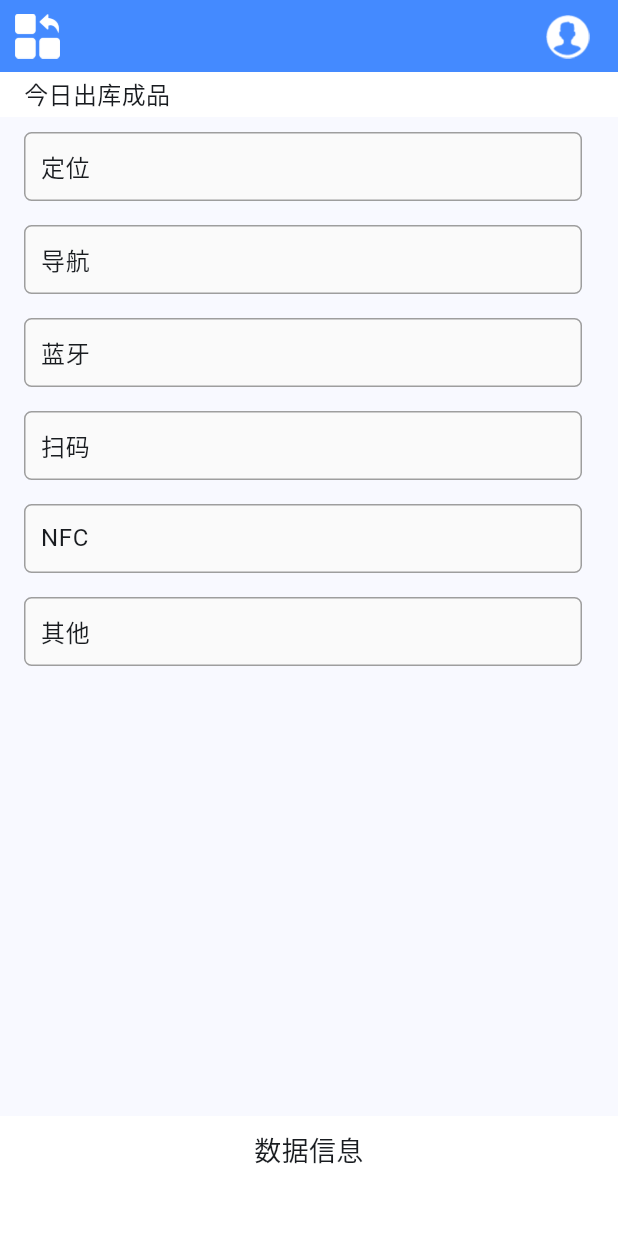
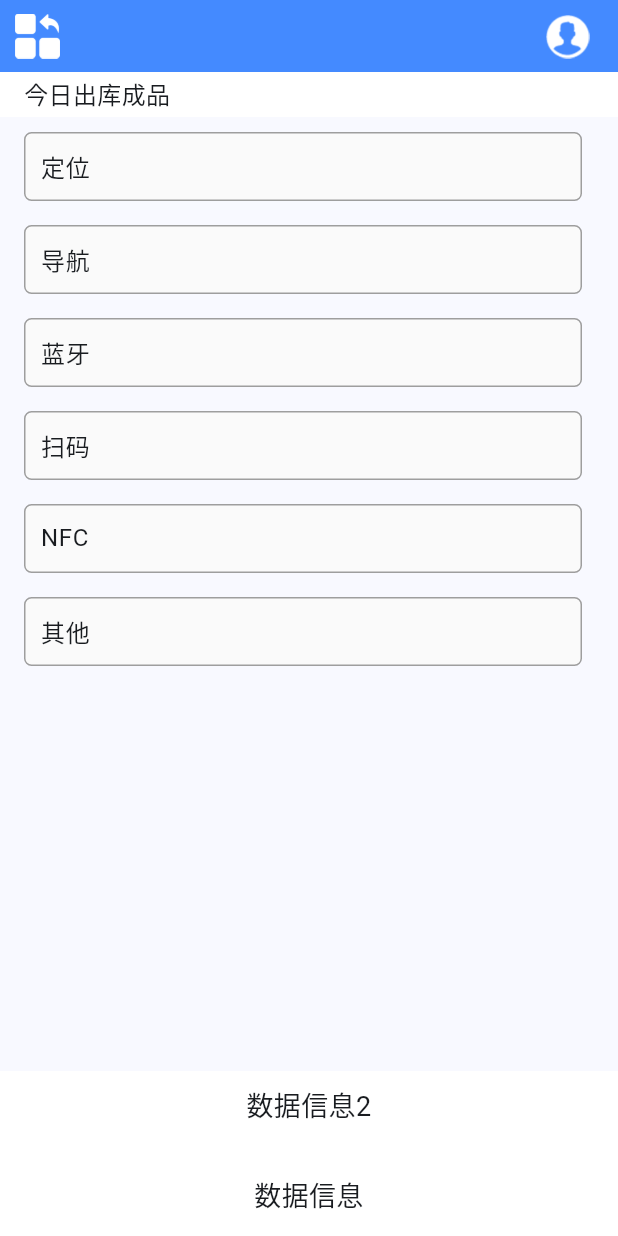
Before and after one commit to ChenchaoDemo/flutterapp, a Flutter app: the OtherTypePage screen opened directly with empty values, on a phone screen of 412 x 824 dp. Run offline on Flutter 3.47's test engine with Material 3 defaults, Android fonts, the phone set to English and light mode, and no system bars; drawn by our look-alikes of carousel_slider; our stand-ins replace dio, flutter_blue_plus, flutter_screenutil, fluttertoast, get, hive and 2 more; missing offline and left inert: encrypt, flutter_amap_base, pointycastle; accounts and stored records are empty; network calls fail; statements that could not run were skipped.

Commit message:
实现扫描设备信息

```diff
--- a/lib/ui/OtherTypePage.dart
+++ b/lib/ui/OtherTypePage.dart
@@ -3,8 +3,12 @@
 // 创建日期: 2024-11-22
 // 描述:
 
+import 'dart:async';
+import 'dart:io';
+
 import 'package:flutter/cupertino.dart';
 import 'package:flutter/material.dart';
+import 'package:flutter_blue_plus/flutter_blue_plus.dart';
 import 'package:get/get.dart';
 
 import '../utils/ToastUtils.dart';
@@ -22,7 +26,10 @@ class OtherTypePage extends StatefulWidget {
 class _OtherTypePageState extends State<OtherTypePage> {
   List<String> _listData = ['定位', '导航', '蓝牙','扫码','NFC','其他'];
   String _textInfo= '数据信息';
+  String _textInfo2= '数据信息2';
 
+  late StreamSubscription<List<ScanResult>> _scanRetsSubscription;
+  late StreamSubscription<bool> _isScanningSubscription;
   @override
   void initState() {
     super.initState();
@@ -57,15 +64,28 @@ class _OtherTypePageState extends State<OtherTypePage> {
               );
             },
           ),
+
           Positioned(
             bottom: 0,
             left: 0,
             right: 0,
             child: Container(
-              height: 80,
+              height: 50,
               padding: EdgeInsets.only(left: 20, right: 20,top: 10, bottom: 10),
               color: Colors.white,
               child: Text(_textInfo, textAlign: TextAlign.center, style: TextStyle(fontSize: 18)),
+            ),
+          ),
+          SizedBox(height: 20),
+          Positioned(
+            bottom: 50,
+            left: 0,
+            right: 0,
+            child: Container(
+              height: 60,
+              padding: EdgeInsets.only(left: 20, right: 20,top: 10, bottom: 10),
+              color: Colors.white,
+              child: Text(_textInfo2, textAlign: TextAlign.center, style: TextStyle(fontSize: 18)),
             ),
           ),
         ],
@@ -89,6 +109,7 @@ class _OtherTypePageState extends State<OtherTypePage> {
         setState(() {
           _textInfo = '蓝牙信息';
         });
+        getBlueInfo();
         break;
       case '扫码':
         setState(() {
@@ -121,10 +142,35 @@ class _OtherTypePageState extends State<OtherTypePage> {
 
   }
 
+  void  getBlueInfo() {
+    FlutterBluePlus.startScan(timeout: Duration(seconds: 40));
+    _scanRetsSubscription = FlutterBluePlus.scanResults.listen((rets) {
+      // _scanRets = rets;
+      rets.forEach((element) {
+        print("设备名称: ${element.device.name}"+ "设备ID: ${element.device.id}"+ "设备信号强度: ${element.rssi}");
+      });
+      if(mounted){
+        setState(() {
+          _textInfo2 = rets.length.toString();
+        });
+      }
+    }, onError: (err){
+      print("scan error: $err");
+    });
+    _isScanningSubscription = FlutterBluePlus.isScanning.listen((event) {
+      if(mounted){
+        setState(() {
+          _textInfo = '搜索状态: $event';
+        });
+      }
+    });
+
+  }
+
   void _requestPermission() async {
     // final status = await Permission.location.request();
     // if (status.isGranted) {
-    //   print('定位权限已授权');
+    //   print('定位权限已授权');gs
     // } else {
     //   print('定位权限未授权');
     // }
--- a/pubspec.yaml
+++ b/pubspec.yaml
@@ -45,7 +45,8 @@ dependencies:
 #  定位功能
   flutter_amap_base: ^1.0.7
 
-
+#蓝牙功能
+  flutter_blue_plus: ^1.4.0
 
 
 dev_dependencies:
```
Also changed, not shown: pubspec.lock, 5 other files.
